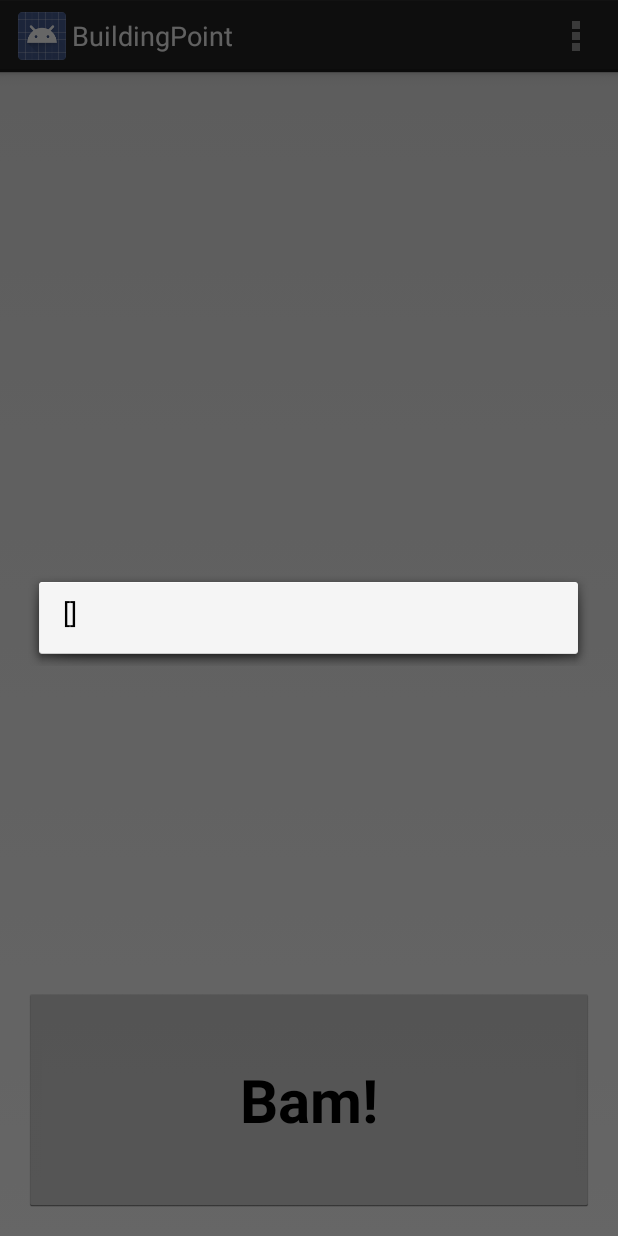
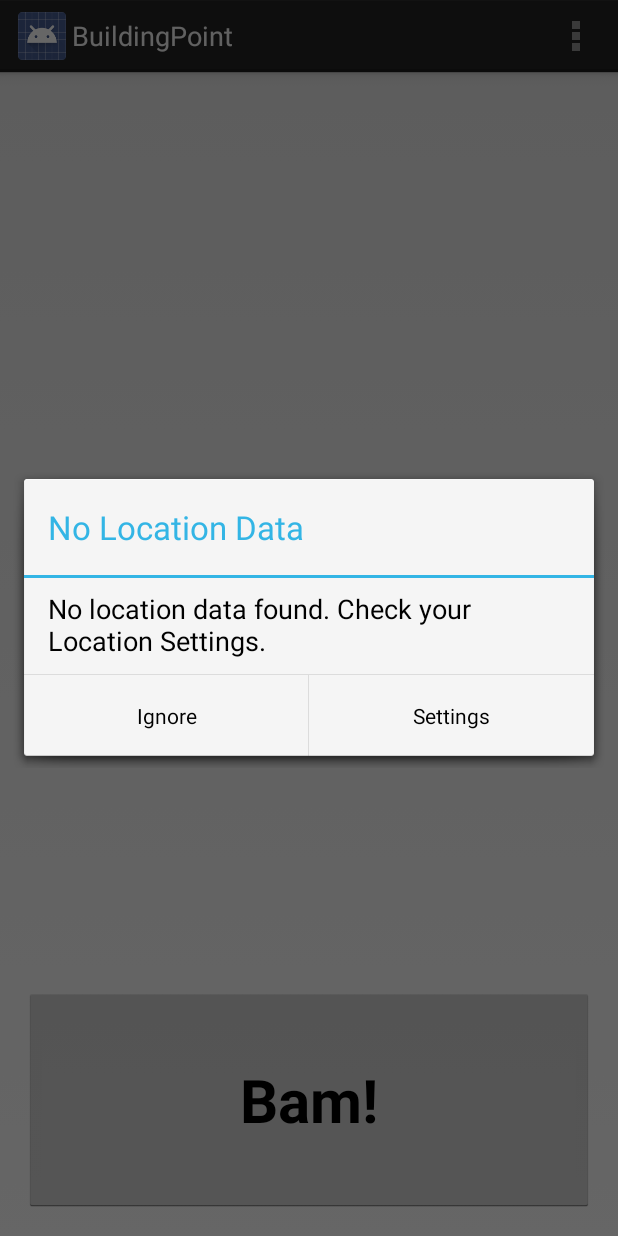
Before and after one commit to kylemsguy/building-point, an Android app: the screen it shows after launch (MainActivity), after a tap on "Bam!", on a phone screen of 412 x 824 dp. Run offline under Robolectric (Android 15) with nearby library versions, the phone set to English and light mode, and no system bars; 1 statement that could not run was skipped.

Commit message:
Fleshed out dialogs a bit and switched to network location if GPS unavailable

```diff
--- a/app/src/main/java/com/kylemsguy/buildingpoint/MainActivity.java
+++ b/app/src/main/java/com/kylemsguy/buildingpoint/MainActivity.java
@@ -1,6 +1,8 @@
 package com.kylemsguy.buildingpoint;
 
 import android.app.Activity;
+import android.app.AlertDialog;
+import android.content.DialogInterface;
 import android.hardware.GeomagneticField;
 import android.hardware.Sensor;
 import android.hardware.SensorEvent;
@@ -10,11 +12,13 @@ import android.location.Location;
 import android.location.LocationListener;
 import android.location.LocationManager;
 import android.os.Bundle;
+import android.provider.Settings;
 import android.view.Menu;
 import android.view.MenuItem;
 import android.view.View;
 import android.widget.Button;
 import android.widget.TextView;
+import android.content.Intent;
 
 import java.util.List;
 
@@ -63,7 +67,15 @@ public class MainActivity extends Activity implements SensorEventListener, View.
             System.out.println("yo: " + provider + ":" + currentLocation);
             if (currentLocation != null) break;
         }
-        mLocationManager.requestLocationUpdates(LocationManager.GPS_PROVIDER, 0, 0, this);
+
+        if (mLocationManager.isProviderEnabled(LocationManager.GPS_PROVIDER))
+            mLocationManager.requestLocationUpdates(LocationManager.GPS_PROVIDER, 0, 0, this);
+        else if (mLocationManager.isProviderEnabled(LocationManager.NETWORK_PROVIDER)) {
+            System.out.println("Warning: entering low-accuracy mode");
+            mLocationManager.requestLocationUpdates(LocationManager.NETWORK_PROVIDER, 0, 0, this);
+        } else {
+            showLocationSettingDialog();
+        }
     }
 
     @Override
@@ -121,8 +133,33 @@ public class MainActivity extends Activity implements SensorEventListener, View.
         }
     }
 
+    private void showLocationSettingDialog() {
+        AlertDialog.Builder alertDialog = new AlertDialog.Builder(this);
+        alertDialog.setMessage("No location data found. Check your Location Settings.");
+        alertDialog.setTitle("No Location Data");
+        alertDialog.setPositiveButton("Settings", new DialogInterface.OnClickListener() {
+            @Override
+            public void onClick(DialogInterface dialogInterface, int i) {
+                Intent intent = new Intent(Settings.ACTION_LOCATION_SOURCE_SETTINGS);
+                startActivity(intent);
+            }
+        });
+        alertDialog.setNegativeButton("Ignore", new DialogInterface.OnClickListener() {
+            @Override
+            public void onClick(DialogInterface dialogInterface, int i) {
+                // No code here yet
+            }
+        });
+        alertDialog.setCancelable(true);
+        alertDialog.create().show();
+    }
+
     public void doQueryPoint() {
-        new ProcessPointTask(this, currentLocation, azimuth).execute();
+        if (currentLocation == null) {
+            showLocationSettingDialog();
+        } else {
+            new ProcessPointTask(this, currentLocation, azimuth).execute();
+        }
     }
 
     public void onLocationChanged(Location location) {
```
Also changed, not shown: app/src/main/java/com/kylemsguy/buildingpoint/ProcessPointTask.java (+13 -1 lines).
